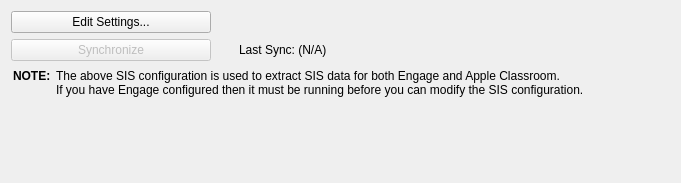
Old version of the form FWAdminLib/Preferences/SisPreferencesWidget.ui in the repository fw-dev/translations.
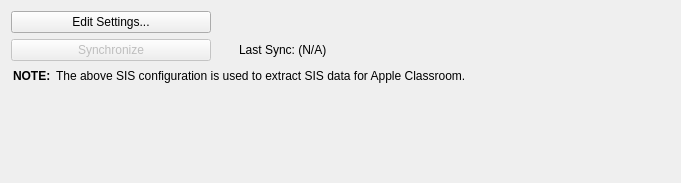
New version of the form. Custom widgets are drawn as their Qt base class.

Diff of the .ui file:
```diff
--- a/FWAdminLib/Preferences/SisPreferencesWidget.ui
+++ b/FWAdminLib/Preferences/SisPreferencesWidget.ui
@@ -71,16 +71,7 @@
      <item row="2" column="0" colspan="3">
       <widget class="QLabel" name="label">
        <property name="text">
-        <string>&lt;html&gt;&lt;head/&gt;&lt;body&gt;
-&lt;table&gt;
-    &lt;tr&gt;
-        &lt;td&gt;&lt;span style=&quot; font-weight:600;&quot;&gt;NOTE: &lt;/span&gt;&lt;span style=&quot; font-family:'Helvetica';&quot;&gt;&lt;/td&gt;
-        &lt;td&gt;The above SIS configuration is used to extract SIS data for both Engage and Apple Classroom.  &lt;br/&gt;If you have Engage configured then it must be running before you can modify the SIS configuration.&lt;/td&gt;
-    &lt;/tr&gt;
-&lt;/table&gt;
-
-&lt;/body&gt;
-&lt;/html&gt;</string>
+        <string>&lt;html&gt;&lt;head/&gt;&lt;body&gt;&lt;table border=&quot;0&quot; style=&quot; margin-top:0px; margin-bottom:0px; margin-left:0px; margin-right:0px;&quot; cellspacing=&quot;2&quot; cellpadding=&quot;0&quot;&gt;&lt;tr&gt;&lt;td&gt;&lt;p&gt;&lt;span style=&quot; font-weight:600;&quot;&gt;NOTE: &lt;/span&gt;&lt;/p&gt;&lt;/td&gt;&lt;td&gt;&lt;p&gt;The above SIS configuration is used to extract SIS data for Apple Classroom.&lt;/p&gt;&lt;/td&gt;&lt;/tr&gt;&lt;/table&gt;&lt;/body&gt;&lt;/html&gt;</string>
        </property>
       </widget>
      </item>
```
